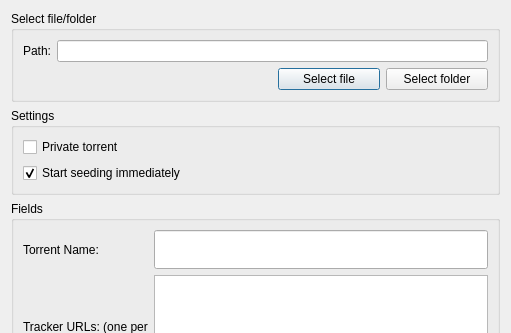
This is BittorrentGUI/createtorrent.ui in ambarishsatheesh/Bittorrent-Client as Qt 5 draws it before an edit; both pictures show x 0 to 511 and y 0 to 333 of the 511 by 622 pixel window. The edited form follows.
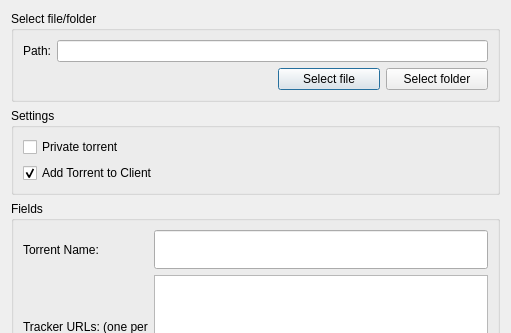
This is the edited form.

Commit message:
-replace 'start seeding' Check with 'add to client' checkbox
-fix bug where torrent wouldn't load into the client after creating new one

```diff
--- a/BittorrentGUI/createtorrent.ui
+++ b/BittorrentGUI/createtorrent.ui
@@ -86,7 +86,7 @@
         <item>
          <widget class="QCheckBox" name="startSeedingCheckBox">
           <property name="text">
-           <string>Start seeding immediately</string>
+           <string>Add Torrent to Client</string>
           </property>
           <property name="checked">
            <bool>true</bool>
```
Left out of the diff: 2 changed lines with no effect on the pictures. The commit also changes 3 other files.
